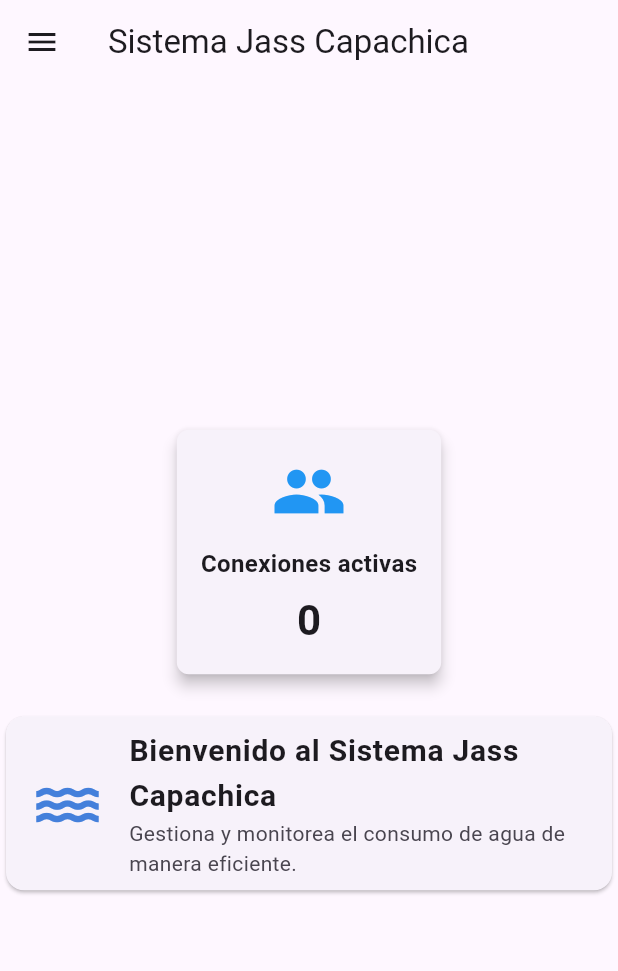
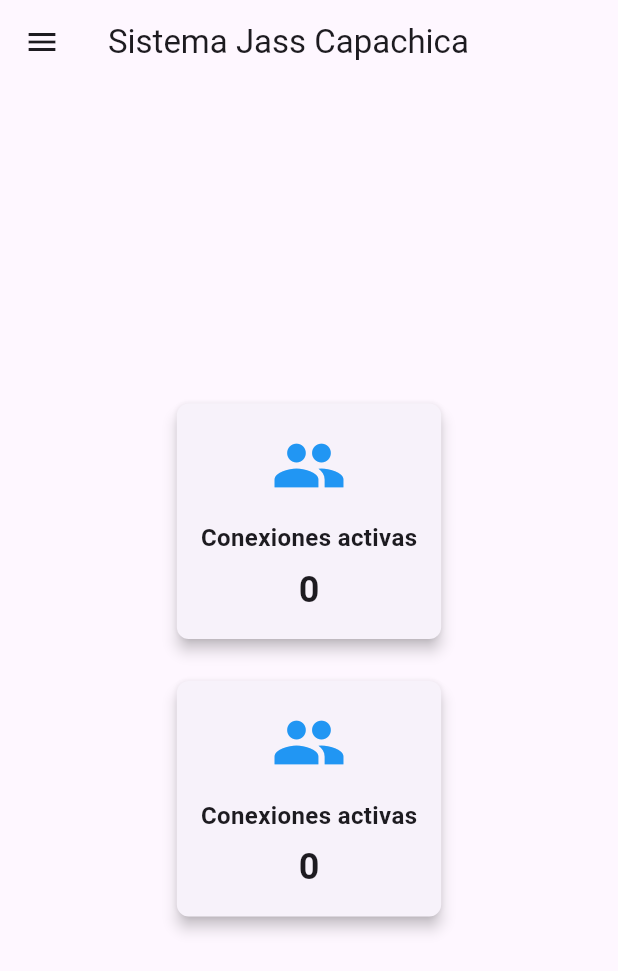
Before and after one commit to ozuro/app_lecturador, a Flutter app: the HomeScreen screen opened directly, on a phone screen of 412 x 824 dp. Shown: the top 971 px of the screen. Run offline on Flutter 3.47's test engine with Material 3 defaults, Android fonts, the phone set to English and light mode, and no system bars; our stand-ins replace flutter_riverpod, shared_preferences; accounts and stored records are empty; network calls fail.

Commit message:
mejorando vista de conexiones activas

```diff
--- a/lib/domain/entities/reporte_entities.dart
+++ b/lib/domain/entities/reporte_entities.dart
@@ -1,5 +1,3 @@
-import 'package:flutter/foundation.dart';
-
 class ReporteHomeEntity {
   final int cantidadConexiones;
 
--- a/lib/presentation/screens/home.dart
+++ b/lib/presentation/screens/home.dart
@@ -1,6 +1,7 @@
-import 'package:app_lecturador/presentation/providers/home/home_notifier.dart';
 import 'package:app_lecturador/presentation/providers/home/home_provider.dart';
+import 'package:app_lecturador/presentation/providers/home/home_state.dart';
 import 'package:app_lecturador/presentation/screens/consumos/lista_consumo.dart';
+import 'package:app_lecturador/presentation/widget/carta.dart';
 import 'package:flutter/material.dart';
 import 'package:flutter_riverpod/flutter_riverpod.dart';
 
@@ -71,51 +72,11 @@ class HomeScreen extends ConsumerWidget {
           mainAxisSize: MainAxisSize.min,
           children: <Widget>[
             // Card dinámico de conexiones activas
-            Card(
-              elevation: 4,
-              shape: const RoundedRectangleBorder(
-                borderRadius: BorderRadius.all(Radius.circular(8)),
-              ),
-              child: Padding(
-                padding: const EdgeInsets.all(16),
-                child: Column(
-                  mainAxisAlignment: MainAxisAlignment.center,
-                  children: [
-                    const Icon(Icons.people, size: 50, color: Colors.blue),
-                    const SizedBox(height: 12),
-                    const Text(
-                      'Conexiones activas',
-                      style:
-                          TextStyle(fontSize: 16, fontWeight: FontWeight.bold),
-                    ),
-                    const SizedBox(height: 6),
-                    // Aquí mostramos la cantidad de conexiones
-                    Text(
-                      reporteHome?.cantidadConexiones.toString() ??
-                          'Cargando...',
-                      style: const TextStyle(
-                        fontSize: 28,
-                        fontWeight: FontWeight.bold,
-                      ),
-                    ),
-                  ],
-                ),
-              ),
-            ),
+            cartas(reporteHome),
+
             const SizedBox(height: 20),
+            cartas(reporteHome),
             // Card de bienvenida
-            Card(
-              child: ListTile(
-                leading: const Icon(Icons.water, color: colorazul, size: 50),
-                title: const Text(
-                  'Bienvenido al Sistema Jass Capachica',
-                  style: TextStyle(fontSize: 20, fontWeight: FontWeight.bold),
-                ),
-                subtitle: const Text(
-                  'Gestiona y monitorea el consumo de agua de manera eficiente.',
-                ),
-              ),
-            ),
           ],
         ),
       ),
--- /dev/null
+++ b/lib/presentation/widget/carta.dart
@@ -0,0 +1,35 @@
+import 'package:app_lecturador/presentation/providers/home/home_state.dart';
+import 'package:flutter/material.dart';
+
+Card cartas(ReporteHomeState reporteHome) {
+  return Card(
+    elevation: 4,
+    shape: const RoundedRectangleBorder(
+      borderRadius: BorderRadius.all(Radius.circular(8)),
+    ),
+    child: Padding(
+      padding: const EdgeInsets.all(16),
+      child: Column(
+        mainAxisAlignment: MainAxisAlignment.center,
+        children: [
+          const Icon(Icons.people, size: 50, color: Colors.blue),
+          const SizedBox(height: 12),
+          const Text(
+            'Conexiones activas',
+            style: TextStyle(fontSize: 16, fontWeight: FontWeight.bold),
+          ),
+          const SizedBox(height: 6),
+          // Aquí mostramos la cantidad de conexiones
+
+          if (reporteHome.isLoading)
+            const CircularProgressIndicator()
+          else
+            Text(
+              reporteHome.cantidadConexiones.toString(),
+              style: const TextStyle(fontWeight: FontWeight.bold, fontSize: 24),
+            )
+        ],
+      ),
+    ),
+  );
+}
```
Also changed, not shown: 4 other files.
